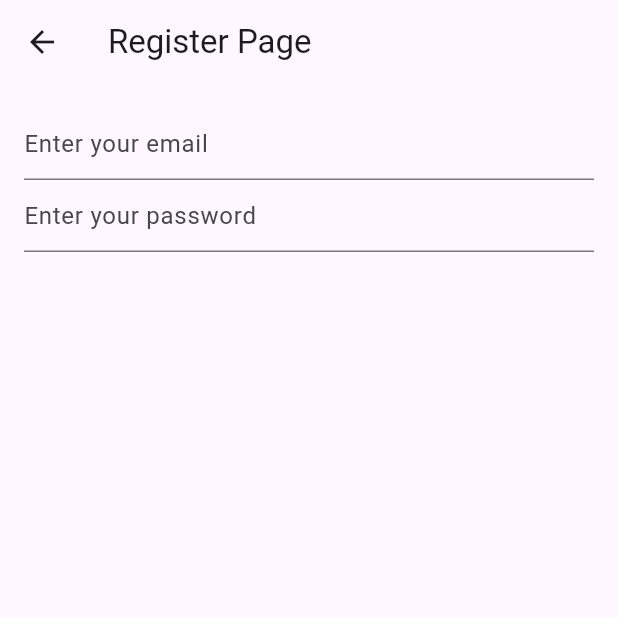
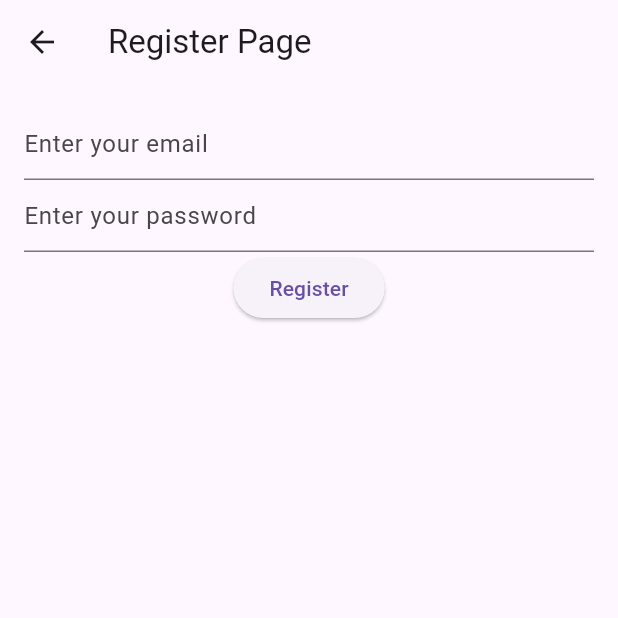
Before and after one commit to m1batx/prmdaapp, a Flutter app: the screen it shows after launch, after a tap on "заргистриватся", on a phone screen of 412 x 824 dp, the top half of it. Run offline on Flutter 3.47's test engine with Material 3 defaults, Android fonts, the phone set to English and light mode, and no system bars; our stand-ins replace cloud_firestore, firebase_auth, firebase_core, google_fonts; accounts and stored records are empty.

Commit message:
added register services v1

```diff
--- a/lib/main.dart
+++ b/lib/main.dart
@@ -1,3 +1,4 @@
+import 'package:firebase_core/firebase_core.dart';
 import 'package:flutter/material.dart';
 import 'package:prmda/pages/o_nas.dart';
 import 'package:prmda/pages/sosiski_menu.dart';
@@ -6,9 +7,11 @@ import 'pages/home_page.dart';
 import 'package:prmda/pages/krevitki_menu.dart';
 import 'package:prmda/pages/koritsa_menu.dart';
 import 'package:prmda/pages/gavydina_menu.dart';
+import 'firebase_options.dart';
 
-
-void main() {
+void main() async {
+  WidgetsFlutterBinding.ensureInitialized();
+  await Firebase.initializeApp(options: DefaultFirebaseOptions.currentPlatform,);
   runApp(const MyApp());
 }
 
--- a/lib/pages/regstr_page.dart
+++ b/lib/pages/regstr_page.dart
@@ -1,4 +1,6 @@
+import 'package:firebase_auth/firebase_auth.dart';
 import 'package:flutter/material.dart';
+import 'package:prmda/services/firestore.dart';
 
 class RegstrPage extends StatefulWidget {
   @override
@@ -6,11 +8,11 @@ class RegstrPage extends StatefulWidget {
 }
 
 class _RegstrPageState extends State<RegstrPage> {
-
   String _email = '', _password = '';
 
   @override
   Widget build(BuildContext context) {
+    final FirestoreService firestoreService = FirestoreService();
     return Scaffold(
       appBar: AppBar(
         title: Text('Register Page'),
@@ -35,6 +37,13 @@ class _RegstrPageState extends State<RegstrPage> {
                 });
               },
               decoration: InputDecoration(hintText: 'Enter your password'),
+            ),
+            ElevatedButton(
+              onPressed: ()  {
+                firestoreService.addUser(
+                     _email,  _password);
+              },
+              child: Text('Register'),
             )
 
           ],
--- /dev/null
+++ b/lib/services/firestore.dart
@@ -0,0 +1,18 @@
+
+import 'package:cloud_firestore/cloud_firestore.dart';
+
+class FirestoreService{
+  //get user
+    final CollectionReference users=
+      FirebaseFirestore.instance.collection("users");
+  //create user
+    Future<void> addUser(String email, String password){
+      return users.add({
+        "email":email,
+        "password":password,
+      });
+    }
+  //update user
+
+  //delete user
+}
```
Also changed, not shown: pubspec.yaml (+7 -3 lines), firebase.json (added), lib/firebase_options.dart (added), pubspec.lock, 11 other files.
